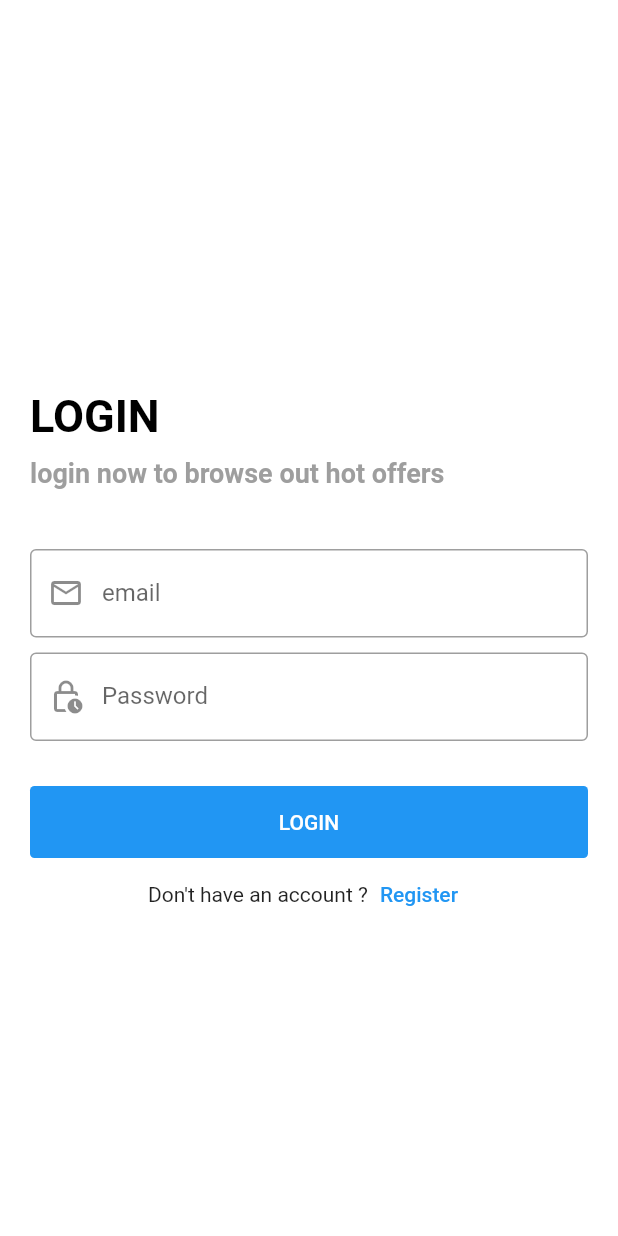
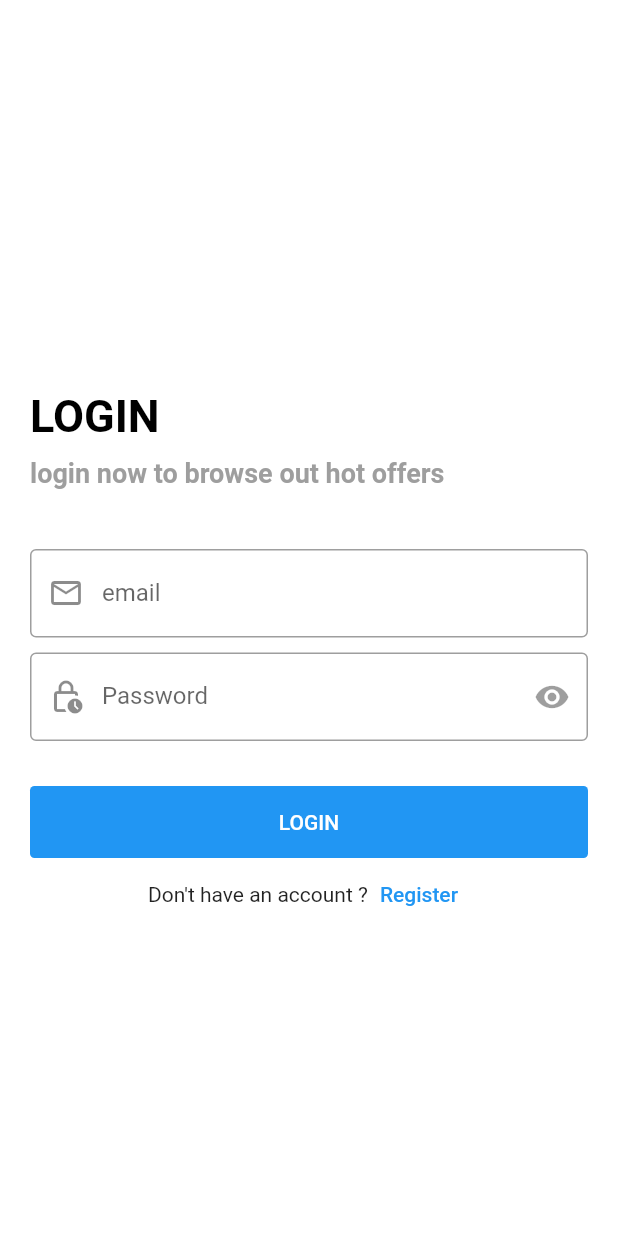
Before and after one commit to Eslamyounis34/flutter_shop_app, a Flutter app: the screen it shows after launch, after a tap on the "arrow forward ios" icon, after a tap on "SKIP", on a phone screen of 412 x 824 dp. Run offline on Flutter 3.47's test engine with Material 2 defaults, Android fonts, the phone set to English and light mode, and no system bars; our stand-ins replace bloc, buildcondition, dio, flutter_bloc, hexcolor, smooth_page_indicator.

```diff
--- a/lib/modules/shop_app/shop_login/shop_login_screen.dart
+++ b/lib/modules/shop_app/shop_login/shop_login_screen.dart
@@ -70,6 +70,7 @@ class ShopLoginScreen extends StatelessWidget {
                             type: TextInputType.visiblePassword,
                             label: 'Password',
                             prefix: Icons.lock_clock_outlined,
+                            sufficIcon: Icons.remove_red_eye,
                             validate: (String? value) {
                               if (value!.isEmpty) {
                                 return 'please enter your password ';
```
